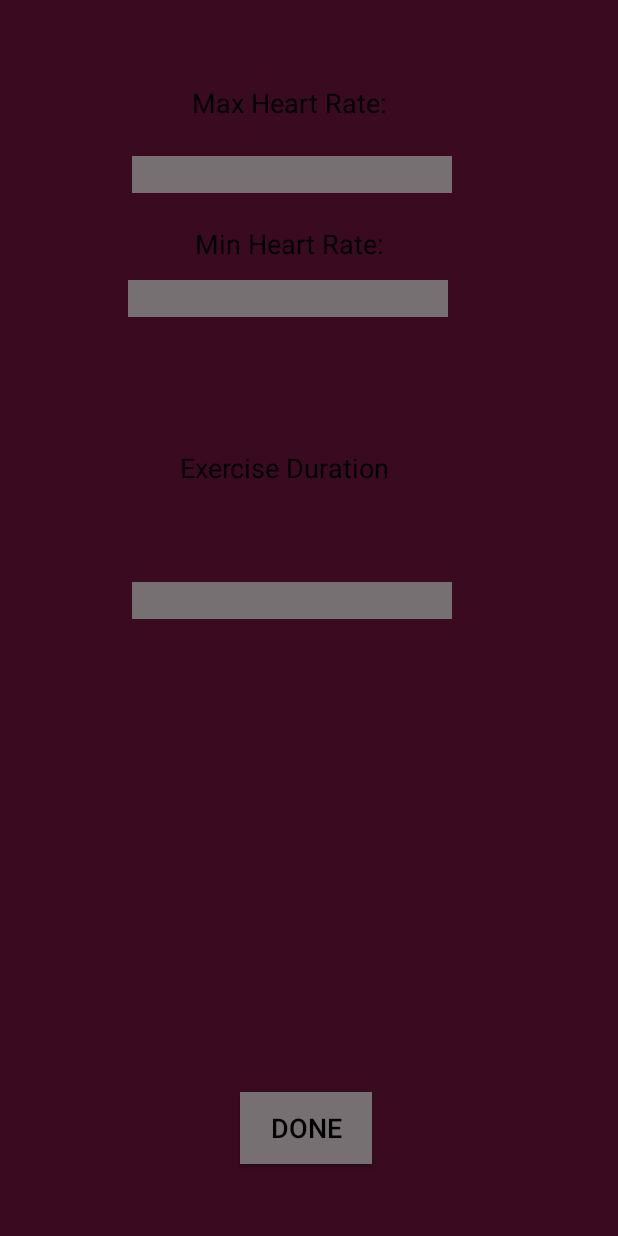
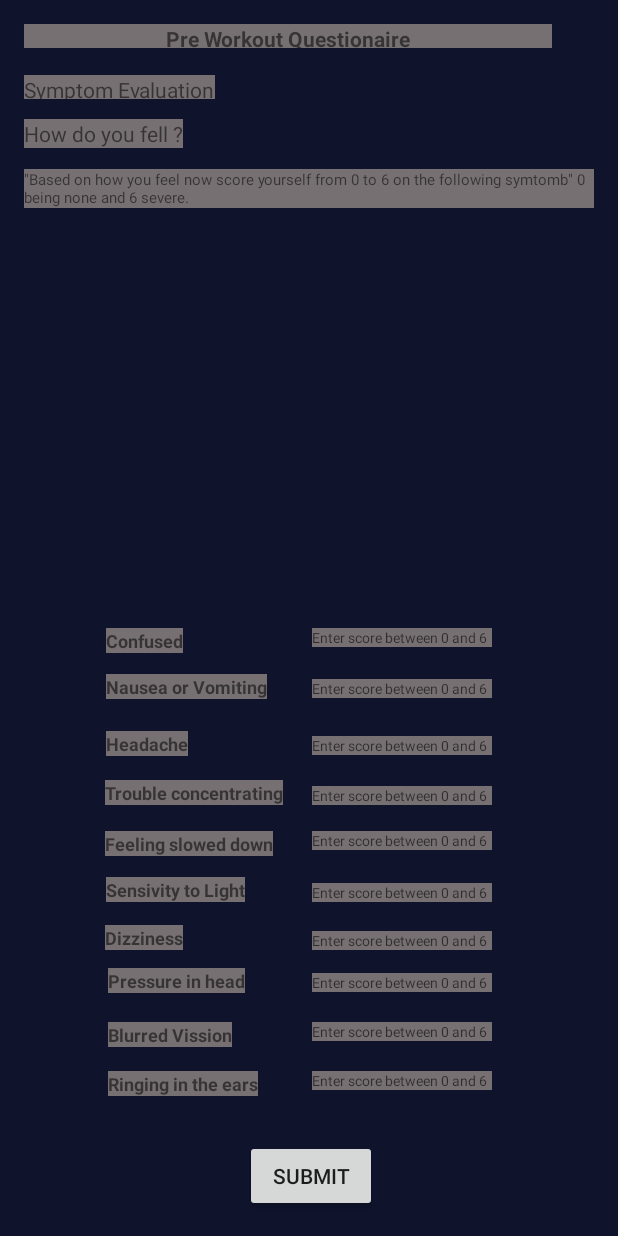
Before and after one commit to Scabandari/ConcussionApp, an Android app: the HomeActivity screen opened directly, with no data from a screen before it, after a tap on "SIGN IN", on a phone screen of 412 x 824 dp. Run offline under Robolectric (Android 15) with nearby library versions, the phone set to English and light mode, and no system bars.

```diff
--- a/app/src/main/java/com/example/concussionapp/HomeActivity.java
+++ b/app/src/main/java/com/example/concussionapp/HomeActivity.java
@@ -75,7 +75,7 @@ and it should only happen once therefore it's a boolean = false before and true
                 //check if stored password matches user password
                 if (password.equals(Checkpass.getPassWord())) {
 
-                    Intent intent = new Intent(v.getContext(), Excercise_Setup_Activity.class);
+                    Intent intent = new Intent(v.getContext(), Questionaire.class);
                     // intent.putExtra("course_keys", db.getFloatList());
                     startActivity(intent);
                 } else {
--- /dev/null
+++ b/app/src/main/java/com/example/concussionapp/Questionaire.java
@@ -0,0 +1,41 @@
+package com.example.concussionapp;
+
+import android.content.Intent;
+import android.os.Bundle;
+import android.support.v7.app.AppCompatActivity;
+import android.view.View;
+import android.widget.Button;
+
+public class Questionaire extends AppCompatActivity {
+
+    @Override
+    protected void onCreate(Bundle savedInstanceState) {
+        super.onCreate(savedInstanceState);
+        setContentView(R.layout.activity_questionaire);
+
+        goToExercise();
+
+    }
+
+    protected void goToExercise()
+
+    {
+        Button buttonsubmit = (Button) findViewById(R.id.submitquiz);
+
+        buttonsubmit.setOnClickListener(new View.OnClickListener() {
+            @Override
+            public void onClick(View Profile) {
+             //   startActivity(new Intent(MainActivity.this, Questionaire.class));
+            //    Intent intent = new Intent(v.getContext(), Excercise_Setup_Activity.class);
+                // intent.putExtra("course_keys", db.getFloatList());
+            //    startActivity(intent);
+
+
+
+                Intent intent = new Intent(getApplicationContext(),Excercise_Setup_Activity.class);
+                startActivity(intent);
+            }
+        });
+    }
+
+}
--- /dev/null
+++ b/app/src/main/res/layout/activity_questionaire.xml
@@ -0,0 +1,392 @@
+<?xml version="1.0" encoding="utf-8"?>
+<RelativeLayout xmlns:android="http://schemas.android.com/apk/res/android"
+    xmlns:tools="http://schemas.android.com/tools"
+    android:id="@+id/activity_questionaire"
+    android:layout_width="match_parent"
+    android:layout_height="match_parent"
+    android:background="@color/colorPrimaryDark"
+    android:paddingBottom="@dimen/activity_vertical_margin"
+    android:paddingLeft="@dimen/activity_horizontal_margin"
+    android:paddingRight="@dimen/activity_horizontal_margin"
+    android:paddingTop="@dimen/activity_vertical_margin"
+    tools:context="com.example.concussionapp.Questionaire">
+
+    <TextView
+        android:id="@+id/feelingsloweddown"
+        android:layout_width="wrap_content"
+        android:layout_height="wrap_content"
+        android:background="@color/colorAccent"
+
+        android:text="Feeling slowed down"
+        android:textSize="12sp"
+        android:textStyle="normal|bold"
+        tools:layout_editor_absoluteX="0dp"
+        tools:layout_editor_absoluteY="366dp"
+        android:layout_alignTop="@+id/score3"
+        android:layout_alignStart="@+id/troubleconcentrating" />
+
+    <EditText
+        android:id="@+id/score10"
+        android:layout_width="wrap_content"
+        android:layout_height="wrap_content"
+        android:width="120dp"
+        android:height="13dp"
+        android:background="@color/colorAccent"
+
+        android:ems="10"
+        android:hint="Enter score between 0 and 6"
+        android:inputType="number"
+        android:textSize="9sp"
+        android:layout_marginBottom="12dp"
+        android:layout_above="@+id/pressure"
+        android:layout_alignStart="@+id/score2" />
+
+    <EditText
+        android:id="@+id/score9"
+        android:layout_width="wrap_content"
+        android:layout_height="wrap_content"
+        android:width="120dp"
+        android:height="13dp"
+        android:background="@color/colorAccent"
+
+        android:ems="10"
+        android:hint="Enter score between 0 and 6"
+        android:inputType="number"
+        android:textSize="9sp"
+        android:layout_alignBaseline="@+id/nausea"
+        android:layout_alignBottom="@+id/nausea"
+        android:layout_alignStart="@+id/score5" />
+
+    <TextView
+        android:id="@+id/sensivitytolight"
+        android:layout_width="wrap_content"
+        android:layout_height="wrap_content"
+        android:background="@color/colorAccent"
+
+        android:text="Sensivity to Light"
+        android:textSize="12sp"
+        android:textStyle="normal|bold"
+        tools:layout_editor_absoluteX="0dp"
+        tools:layout_editor_absoluteY="366dp"
+        android:layout_below="@+id/feelingsloweddown"
+        android:layout_alignStart="@+id/confused"
+        android:layout_marginTop="14dp" />
+
+    <EditText
+        android:id="@+id/score8"
+        android:layout_width="wrap_content"
+        android:layout_height="wrap_content"
+        android:width="120dp"
+        android:height="13dp"
+        android:background="@color/colorAccent"
+
+        android:ems="10"
+        android:hint="Enter score between 0 and 6"
+        android:inputType="number"
+        android:textSize="9sp"
+        android:layout_above="@+id/textView2"
+        android:layout_toEndOf="@+id/troubleconcentrating" />
+
+    <TextView
+        android:id="@+id/confused"
+        android:layout_width="wrap_content"
+        android:layout_height="wrap_content"
+        android:background="@color/colorAccent"
+
+        android:text="Confused"
+        android:textSize="12sp"
+        android:textStyle="normal|bold"
+        tools:layout_editor_absoluteX="0dp"
+        tools:layout_editor_absoluteY="366dp"
+        android:layout_above="@+id/nausea"
+        android:layout_alignEnd="@+id/textView3"
+        android:layout_marginBottom="14dp" />
+
+    <EditText
+        android:id="@+id/score7"
+        android:layout_width="wrap_content"
+        android:layout_height="wrap_content"
+        android:width="120dp"
+        android:height="13dp"
+        android:background="@color/colorAccent"
+
+        android:ems="10"
+        android:hint="Enter score between 0 and 6"
+        android:inputType="number"
+        android:textSize="9sp"
+        android:layout_alignTop="@+id/confused"
+        android:layout_alignStart="@+id/score9" />
+
+    <TextView
+        android:id="@+id/ringingintheears"
+        android:layout_width="wrap_content"
+        android:layout_height="wrap_content"
+        android:background="@color/colorAccent"
+
+        android:text="Ringing in the ears"
+        android:textSize="12sp"
+        android:textStyle="normal|bold"
+        tools:layout_editor_absoluteX="0dp"
+        tools:layout_editor_absoluteY="366dp"
+        android:layout_marginBottom="29dp"
+        android:layout_above="@+id/submitquiz"
+        android:layout_alignStart="@+id/blurredvission" />
+
+    <EditText
+        android:id="@+id/editText9"
+        android:layout_width="wrap_content"
+        android:layout_height="wrap_content"
+        android:width="120dp"
+        android:height="13dp"
+        android:background="@color/colorAccent"
+
+        android:ems="10"
+        android:hint="Enter score between 0 and 6"
+        android:inputType="number"
+        android:textSize="9sp"
+        android:layout_alignBottom="@+id/sensivitytolight"
+        android:layout_alignStart="@+id/score10" />
+
+    <EditText
+        android:id="@+id/score6"
+        android:layout_width="wrap_content"
+        android:layout_height="wrap_content"
+        android:width="120dp"
+        android:height="13dp"
+        android:background="@color/colorAccent"
+
+        android:ems="10"
+        android:hint="Enter score between 0 and 6"
+        android:inputType="number"
+        android:textSize="9sp"
+        android:layout_marginStart="19dp"
+        android:layout_marginBottom="80dp"
+        android:layout_above="@+id/dizziness"
+        android:layout_toEndOf="@+id/troubleconcentrating" />
+
+    <EditText
+        android:id="@+id/editText8"
+        android:layout_width="wrap_content"
+        android:layout_height="wrap_content"
+        android:width="120dp"
+        android:height="13dp"
+        android:background="@color/colorAccent"
+
+        android:ems="10"
+        android:hint="Enter score between 0 and 6"
+        android:inputType="number"
+        android:textSize="9sp"
+        android:layout_alignTop="@+id/ringingintheears"
+        android:layout_alignStart="@+id/score4 " />
+
+    <TextView
+        android:id="@+id/blurredvission"
+        android:layout_width="wrap_content"
+        android:layout_height="wrap_content"
+        android:background="@color/colorAccent"
+
+        android:text="Blurred Vission"
+        android:textSize="12sp"
+        android:textStyle="normal|bold"
+        tools:layout_editor_absoluteX="0dp"
+        tools:layout_editor_absoluteY="366dp"
+        android:layout_marginBottom="16dp"
+        android:layout_above="@+id/ringingintheears"
+        android:layout_alignStart="@+id/pressure" />
+
+    <TextView
+        android:id="@+id/nausea"
+        android:layout_width="wrap_content"
+        android:layout_height="wrap_content"
+        android:background="@color/colorAccent"
+
+        android:text="Nausea or Vomiting"
+        android:textSize="12sp"
+        android:textStyle="normal|bold"
+        tools:layout_editor_absoluteX="0dp"
+        tools:layout_editor_absoluteY="366dp"
+        android:layout_marginBottom="21dp"
+        android:layout_above="@+id/textView"
+        android:layout_alignStart="@+id/sensivitytolight" />
+
+    <EditText
+        android:id="@+id/score5"
+        android:layout_width="wrap_content"
+        android:layout_height="wrap_content"
+        android:width="120dp"
+        android:height="13dp"
+        android:background="@color/colorAccent"
+
+        android:ems="10"
+        android:hint="Enter score between 0 and 6"
+        android:inputType="number"
+        android:textSize="9sp"
+        android:layout_alignBaseline="@+id/textView"
+        android:layout_alignBottom="@+id/textView"
+        android:layout_alignStart="@+id/score10" />
+
+    <TextView
+        android:id="@+id/dizziness"
+        android:layout_width="wrap_content"
+        android:layout_height="wrap_content"
+        android:background="@color/colorAccent"
+
+        android:text="Dizziness"
+        android:textSize="12sp"
+        android:textStyle="normal|bold"
+        tools:layout_editor_absoluteX="0dp"
+        tools:layout_editor_absoluteY="366dp"
+
+        android:layout_alignBottom="@+id/score10"
+        android:layout_alignEnd="@+id/confused" />
+
+    <EditText
+        android:id="@+id/score3"
+        android:layout_width="wrap_content"
+        android:layout_height="wrap_content"
+        android:width="120dp"
+        android:height="13dp"
+        android:background="@color/colorAccent"
+
+        android:ems="10"
+        android:hint="Enter score between 0 and 6"
+        android:inputType="number"
+        android:textSize="9sp"
+        android:layout_marginTop="17dp"
+        android:layout_below="@+id/troubleconcentrating"
+        android:layout_alignStart="@+id/score6" />
+
+    <EditText
+        android:id="@+id/score4 "
+        android:layout_width="wrap_content"
+        android:layout_height="wrap_content"
+        android:width="120dp"
+        android:height="13dp"
+        android:background="@color/colorAccent"
+
+        android:ems="10"
+        android:hint="Enter score between 0 and 6"
+        android:inputType="number"
+        android:textSize="9sp"
+        android:layout_alignBaseline="@+id/pressure"
+        android:layout_alignBottom="@+id/pressure"
+        android:layout_alignStart="@+id/score3" />
+
+    <TextView
+        android:id="@+id/troubleconcentrating"
+        android:layout_width="wrap_content"
+        android:layout_height="wrap_content"
+        android:background="@color/colorAccent"
+
+        android:text="Trouble concentrating"
+        android:textSize="12sp"
+        android:textStyle="normal|bold"
+        tools:layout_editor_absoluteX="0dp"
+        tools:layout_editor_absoluteY="366dp"
+        android:layout_alignBottom="@+id/score6"
+        android:layout_alignStart="@+id/dizziness" />
+
+    <EditText
+        android:id="@+id/score2"
+        android:layout_width="wrap_content"
+        android:layout_height="wrap_content"
+        android:width="120dp"
+        android:height="13dp"
+        android:background="@color/colorAccent"
+
+        android:ems="10"
+        android:hint="Enter score between 0 and 6"
+        android:inputType="number"
+        android:textSize="9sp"
+        android:layout_alignTop="@+id/blurredvission"
+        android:layout_alignStart="@+id/editText8" />
+
+    <TextView
+        android:id="@+id/textView"
+        android:layout_width="wrap_content"
+        android:layout_height="wrap_content"
+        android:background="@color/colorAccent"
+
+        android:text="Headache"
+        android:textSize="12sp"
+        android:textStyle="normal|bold"
+        tools:layout_editor_absoluteX="0dp"
+        tools:layout_editor_absoluteY="366dp"
+        android:layout_marginBottom="16dp"
+        android:layout_above="@+id/troubleconcentrating"
+        android:layout_alignStart="@+id/nausea" />
+
+    <TextView
+        android:id="@+id/preworkoutquestionaire"
+        android:layout_width="352dp"
+        android:layout_height="16dp"
+        android:background="@color/colorAccent"
+        android:text="Pre Workout Questionaire"
+        android:textAlignment="center"
+        android:textStyle="normal|bold"
+        tools:layout_editor_absoluteX="0dp"
+        tools:layout_editor_absoluteY="16dp"
+        android:layout_alignParentTop="true"
+        android:layout_alignParentStart="true" />
+
+    <TextView
+        android:id="@+id/textView3"
+        android:layout_width="wrap_content"
+        android:layout_height="wrap_content"
+        android:background="@color/colorAccent"
+        android:text="How do you fell ?"
+        tools:layout_editor_absoluteX="5dp"
+        tools:layout_editor_absoluteY="195dp"
+        android:layout_below="@+id/textView2"
+        android:layout_marginTop="13dp" />
+
+    <TextView
+        android:id="@+id/textView2"
+        android:layout_width="wrap_content"
+        android:layout_height="wrap_content"
+        android:height="16dp"
+        android:background="@color/colorAccent"
+        android:text="Symptom Evaluation"
+        android:textSize="14sp"
+        tools:layout_editor_absoluteX="0dp"
+        tools:layout_editor_absoluteY="78dp"
+        android:layout_marginTop="18dp"
+        android:layout_below="@+id/preworkoutquestionaire" />
+
+    <TextView
+        android:id="@+id/textView4"
+        android:layout_width="wrap_content"
+        android:layout_height="wrap_content"
+        android:background="@color/colorAccent"
+        android:text='"Based on how you feel now score yourself from 0 to 6 on the following symtomb" 0 being none and 6 severe.'
+        android:textSize="10sp"
+        tools:layout_editor_absoluteX="0dp"
+        tools:layout_editor_absoluteY="285dp"
+        android:layout_below="@+id/textView3"
+        android:layout_marginTop="14dp" />
+
+
+    <TextView
+        android:id="@+id/pressure"
+        android:layout_width="wrap_content"
+        android:layout_height="wrap_content"
+        android:background="@color/colorAccent"
+        android:text="Pressure in head"
+        android:textSize="12sp"
+        android:textStyle="normal|bold"
+        tools:layout_editor_absoluteX="0dp"
+        tools:layout_editor_absoluteY="366dp"
+        android:layout_marginBottom="52dp"
+        android:layout_above="@+id/ringingintheears"
+        android:layout_alignEnd="@+id/sensivitytolight" />
+
+    <Button
+        android:id="@+id/submitquiz"
+        android:layout_width="wrap_content"
+        android:layout_height="wrap_content"
+        android:text="Submit"
+        android:layout_alignParentBottom="true"
+        android:layout_toEndOf="@+id/sensivitytolight" />
+
+
+</RelativeLayout>
```
Also changed, not shown: app/src/main/AndroidManifest.xml (+5 -8 lines).
